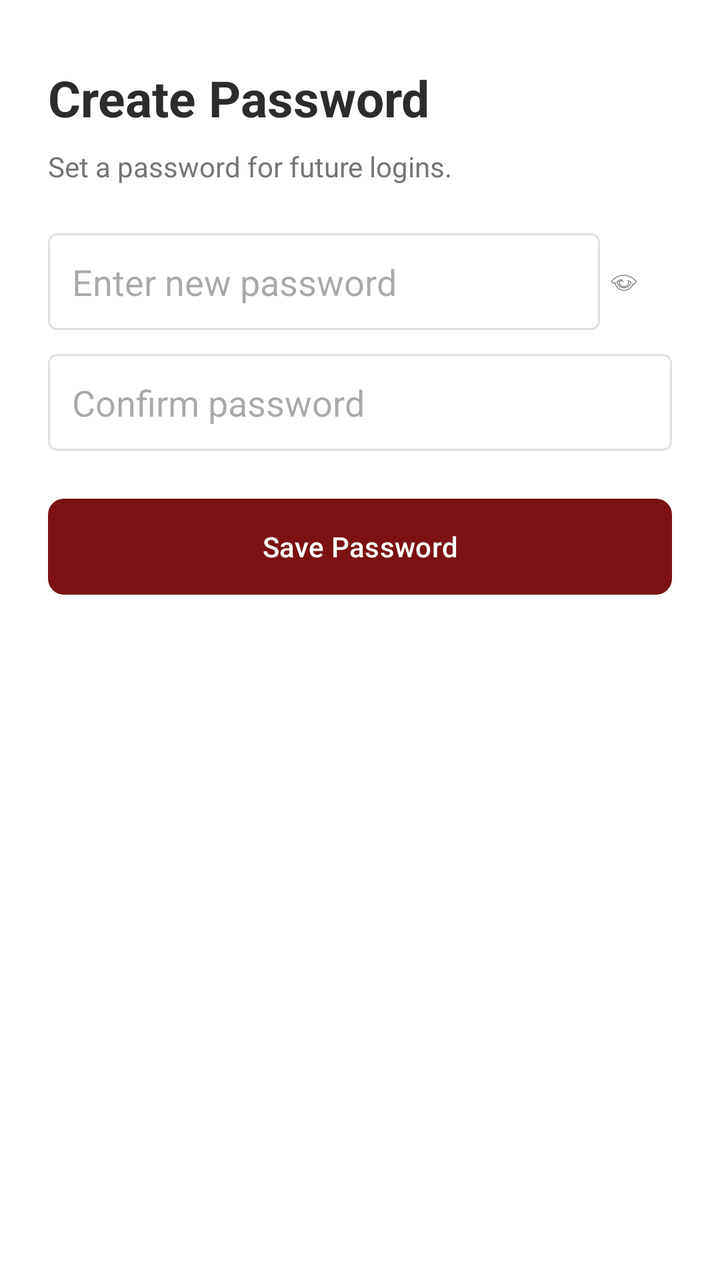
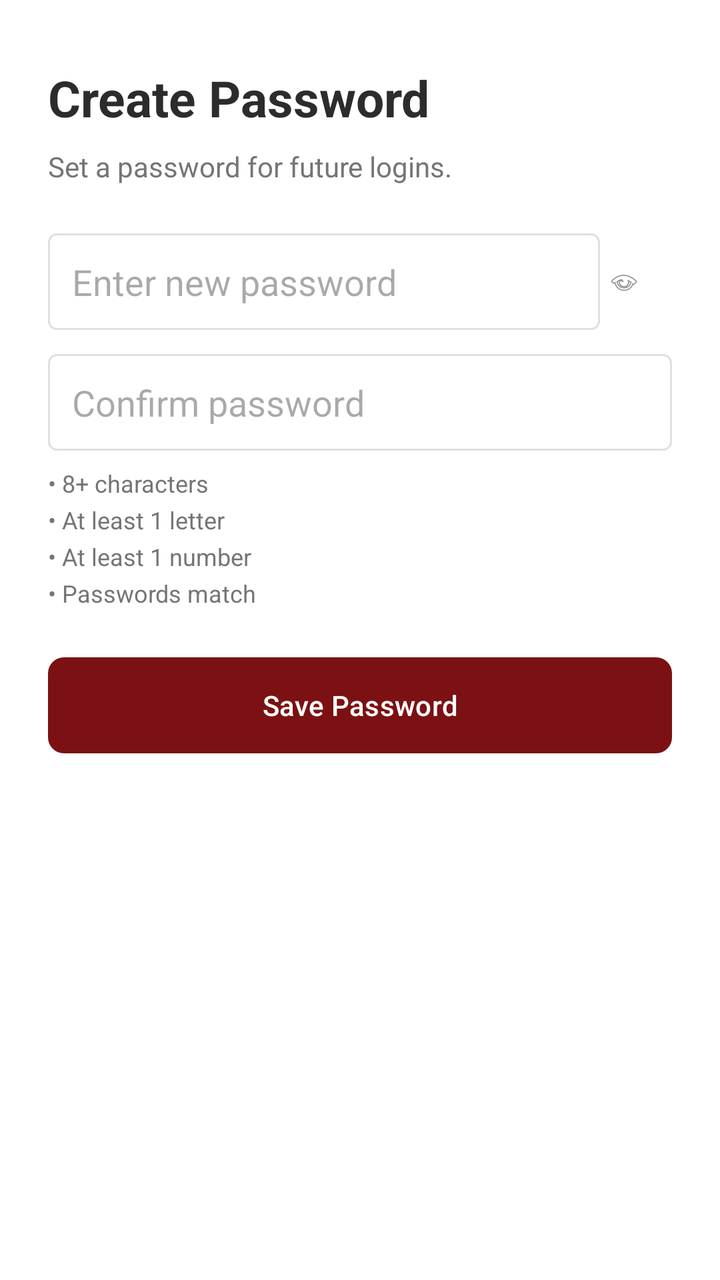

The first picture is an Android layout as it rendered before a commit; the second is the same layout after the commit. The layout source and the unified diff follow.
<!-- AndroidManifest.xml: application theme Theme.FixItFinderApp -->
<!-- res/layout/activity_create_password.xml -->
<?xml version="1.0" encoding="utf-8"?>
<androidx.constraintlayout.widget.ConstraintLayout
    xmlns:android="http://schemas.android.com/apk/res/android"
    xmlns:app="http://schemas.android.com/apk/res-auto"
    android:layout_width="match_parent"
    android:layout_height="match_parent"
    android:background="@color/color_background">

    <TextView
        android:id="@+id/tvTitle"
        android:layout_width="0dp"
        android:layout_height="wrap_content"
        android:text="Create Password"
        android:textColor="@color/color_text_dark"
        android:textSize="25sp"
        android:textStyle="bold"
        android:layout_marginTop="32dp"
        android:layout_marginStart="24dp"
        android:layout_marginEnd="24dp"
        app:layout_constraintTop_toTopOf="parent"
        app:layout_constraintStart_toStartOf="parent"
        app:layout_constraintEnd_toEndOf="parent" />

    <TextView
        android:id="@+id/tvSubtitle"
        android:layout_width="0dp"
        android:layout_height="wrap_content"
        android:text="Set a password for future logins."
        android:textColor="@color/text_gray"
        android:textSize="14sp"
        android:layout_marginTop="8dp"
        android:layout_marginStart="24dp"
        android:layout_marginEnd="24dp"
        app:layout_constraintTop_toBottomOf="@id/tvTitle"
        app:layout_constraintStart_toStartOf="parent"
        app:layout_constraintEnd_toEndOf="parent" />

    <androidx.constraintlayout.widget.ConstraintLayout
        android:id="@+id/passwordContainer"
        android:layout_width="0dp"
        android:layout_height="wrap_content"
        android:layout_marginTop="24dp"
        android:layout_marginStart="24dp"
        android:layout_marginEnd="24dp"
        app:layout_constraintTop_toBottomOf="@id/tvSubtitle"
        app:layout_constraintStart_toStartOf="parent"
        app:layout_constraintEnd_toEndOf="parent">

        <EditText
            android:id="@+id/edtPassword"
            android:layout_width="0dp"
            android:layout_height="wrap_content"
            android:background="@drawable/edittext_background"
            android:hint="Enter new password"
            android:inputType="textPassword"
            android:padding="12dp"
            android:paddingEnd="48dp"
            app:layout_constraintTop_toTopOf="parent"
            app:layout_constraintStart_toStartOf="parent"
            app:layout_constraintEnd_toStartOf="@+id/btnPasswordToggle"
            app:layout_constraintBottom_toBottomOf="parent" />

        <ImageView
            android:id="@+id/btnPasswordToggle"
            android:layout_width="24dp"
            android:layout_height="24dp"
            android:src="@android:drawable/ic_menu_view"
            android:padding="4dp"
            android:contentDescription="Show/Hide Password"
            android:layout_marginEnd="12dp"
            app:layout_constraintTop_toTopOf="parent"
            app:layout_constraintEnd_toEndOf="parent"
            app:layout_constraintBottom_toBottomOf="parent" />
    </androidx.constraintlayout.widget.ConstraintLayout>

    <EditText
        android:id="@+id/edtConfirmPassword"
        android:layout_width="0dp"
        android:layout_height="wrap_content"
        android:layout_marginTop="12dp"
        android:layout_marginStart="24dp"
        android:layout_marginEnd="24dp"
        android:background="@drawable/edittext_background"
        android:hint="Confirm password"
        android:inputType="textPassword"
        android:padding="12dp"
        app:layout_constraintTop_toBottomOf="@id/passwordContainer"
        app:layout_constraintStart_toStartOf="parent"
        app:layout_constraintEnd_toEndOf="parent" />

    <Button
        android:id="@+id/btnSavePassword"
        android:layout_width="0dp"
        android:layout_height="48dp"
        android:layout_marginTop="24dp"
        android:layout_marginStart="24dp"
        android:layout_marginEnd="24dp"
        android:text="Save Password"
        android:textColor="@color/color_background"
        android:background="@drawable/button_rounded_primary"
        app:layout_constraintTop_toBottomOf="@id/edtConfirmPassword"
        app:layout_constraintStart_toStartOf="parent"
        app:layout_constraintEnd_toEndOf="parent" />

</androidx.constraintlayout.widget.ConstraintLayout>
<!-- resources referenced by this layout -->
<resources>
  <color name="color_background">#FFFFFF</color>
  <color name="color_text_dark">#2C2C2C</color>
  <color name="text_gray">#757575</color>
  <!-- drawable button_rounded_primary (drawable) -->
  <?xml version="1.0" encoding="utf-8"?>
  <shape xmlns:android="http://schemas.android.com/apk/res/android"
      android:shape="rectangle">
  
      <solid android:color="@color/color_primary" />
  
      
      <corners
          android:radius="8dp" />
  
      <padding
          android:left="16dp"
          android:top="8dp"
          android:right="16dp"
          android:bottom="8dp" />
  
  </shape>
  <!-- drawable edittext_background (drawable) -->
  <?xml version="1.0" encoding="utf-8"?>
  <shape xmlns:android="http://schemas.android.com/apk/res/android"
      android:shape="rectangle">
      <solid android:color="@android:color/white" />
      <stroke
          android:width="1dp"
          android:color="#E0E0E0" />
      <corners android:radius="4dp" />
  </shape>
  <style name="Theme.FixItFinderApp" parent="Base.Theme.FixItFinderApp" />
  <color name="color_primary">#7B1113</color>
  <style name="Base.Theme.FixItFinderApp" parent="Theme.Material3.DayNight.NoActionBar">
          <item name="colorPrimary">@color/color_primary</item>
          <item name="colorSecondary">@color/color_secondary</item>
          <item name="colorSurface">@color/color_background</item>
          <item name="colorOnSurface">@color/color_text_dark</item>
          <item name="colorPrimaryContainer">@color/color_primary</item>
          <item name="colorOnPrimary">@color/color_background</item>
      </style>
  <color name="color_secondary">#825037</color>
</resources>

<!-- the commit's change to res/layout/activity_create_password.xml (unified diff, before → after) -->
@@ -88,6 +88,62 @@
         app:layout_constraintStart_toStartOf="parent"
         app:layout_constraintEnd_toEndOf="parent" />
 
+    <TextView
+        android:id="@+id/tvPasswordRuleLength"
+        android:layout_width="0dp"
+        android:layout_height="wrap_content"
+        android:layout_marginTop="8dp"
+        android:layout_marginStart="24dp"
+        android:layout_marginEnd="24dp"
+        android:text="• 8+ characters"
+        android:textColor="@color/text_gray"
+        android:textSize="12sp"
+        app:layout_constraintTop_toBottomOf="@id/edtConfirmPassword"
+        app:layout_constraintStart_toStartOf="parent"
+        app:layout_constraintEnd_toEndOf="parent" />
+
+    <TextView
+        android:id="@+id/tvPasswordRuleLetter"
+        android:layout_width="0dp"
+        android:layout_height="wrap_content"
+        android:layout_marginTop="2dp"
+        android:layout_marginStart="24dp"
+        android:layout_marginEnd="24dp"
+        android:text="• At least 1 letter"
+        android:textColor="@color/text_gray"
+        android:textSize="12sp"
+        app:layout_constraintTop_toBottomOf="@id/tvPasswordRuleLength"
+        app:layout_constraintStart_toStartOf="parent"
+        app:layout_constraintEnd_toEndOf="parent" />
+
+    <TextView
+        android:id="@+id/tvPasswordRuleNumber"
+        android:layout_width="0dp"
+        android:layout_height="wrap_content"
+        android:layout_marginTop="2dp"
+        android:layout_marginStart="24dp"
+        android:layout_marginEnd="24dp"
+        android:text="• At least 1 number"
+        android:textColor="@color/text_gray"
+        android:textSize="12sp"
+        app:layout_constraintTop_toBottomOf="@id/tvPasswordRuleLetter"
+        app:layout_constraintStart_toStartOf="parent"
+        app:layout_constraintEnd_toEndOf="parent" />
+
+    <TextView
+        android:id="@+id/tvPasswordRuleMatch"
+        android:layout_width="0dp"
+        android:layout_height="wrap_content"
+        android:layout_marginTop="2dp"
+        android:layout_marginStart="24dp"
+        android:layout_marginEnd="24dp"
+        android:text="• Passwords match"
+        android:textColor="@color/text_gray"
+        android:textSize="12sp"
+        app:layout_constraintTop_toBottomOf="@id/tvPasswordRuleNumber"
+        app:layout_constraintStart_toStartOf="parent"
+        app:layout_constraintEnd_toEndOf="parent" />
+
     <Button
         android:id="@+id/btnSavePassword"
         android:layout_width="0dp"
@@ -98,7 +154,7 @@
         android:text="Save Password"
         android:textColor="@color/color_background"
         android:background="@drawable/button_rounded_primary"
-        app:layout_constraintTop_toBottomOf="@id/edtConfirmPassword"
+        app:layout_constraintTop_toBottomOf="@id/tvPasswordRuleMatch"
         app:layout_constraintStart_toStartOf="parent"
         app:layout_constraintEnd_toEndOf="parent" />
 
